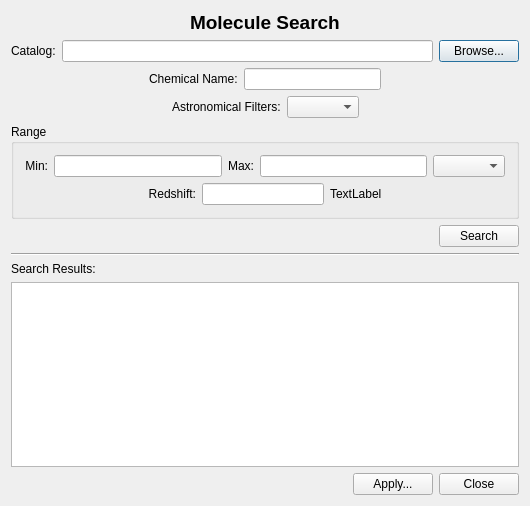
Above: code/display/QtPlotter/SearchMoleculesDialog.ui from radio-astro/casa before the change. Below: the same form after it.
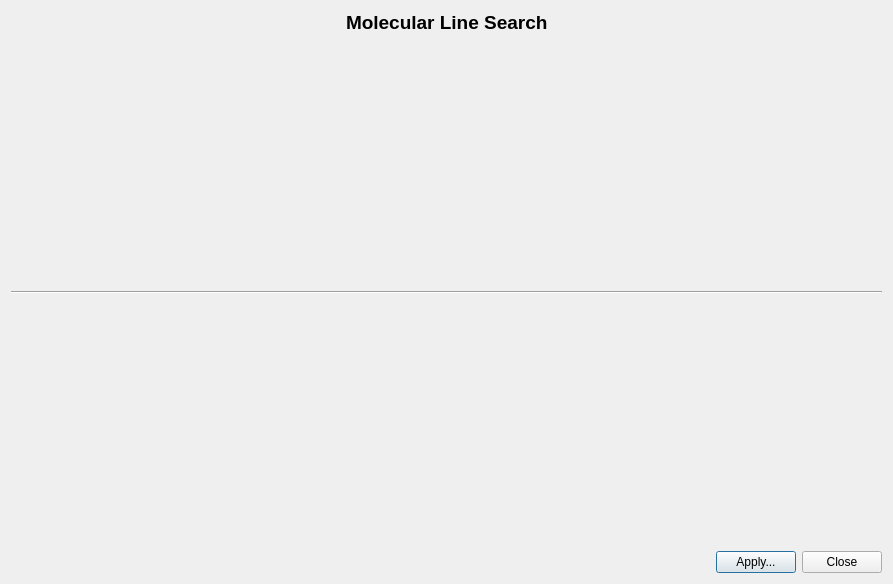
That is the form after the change.

Commit message: Work on molecular line search.

The edit to the form file:
```diff
--- a/code/display/QtPlotter/SearchMoleculesDialog.ui
+++ b/code/display/QtPlotter/SearchMoleculesDialog.ui
@@ -6,14 +6,14 @@
    <rect>
     <x>0</x>
     <y>0</y>
-    <width>530</width>
-    <height>506</height>
+    <width>893</width>
+    <height>584</height>
    </rect>
   </property>
   <property name="windowTitle">
    <string>Search Molecules</string>
   </property>
-  <layout class="QVBoxLayout" name="verticalLayout_2">
+  <layout class="QVBoxLayout" name="verticalLayout">
    <item>
     <layout class="QHBoxLayout" name="horizontalLayout_3">
      <item>
@@ -39,7 +39,7 @@
         </font>
        </property>
        <property name="text">
-        <string>Molecule Search</string>
+        <string>Molecular Line Search</string>
        </property>
       </widget>
      </item>
@@ -59,264 +59,21 @@
     </layout>
    </item>
    <item>
-    <layout class="QHBoxLayout" name="horizontalLayout_5">
-     <item>
-      <widget class="QLabel" name="catalogLabel">
-       <property name="text">
-        <string>&lt;font color='black'&gt;Catalog:&lt;/font&gt;</string>
-       </property>
-      </widget>
-     </item>
-     <item>
-      <widget class="QLineEdit" name="catalogLineEdit">
-       <property name="toolTip">
-        <string>By default the Splatalogue catalog will be searched.
-A user specified database can be searched instead
-(for example, one exported from Splatalogue) if a path
-to a local database is supplied that adheres to the
-same interface as Splatalogue.</string>
-       </property>
-      </widget>
-     </item>
-     <item>
-      <widget class="QPushButton" name="openButton">
-       <property name="toolTip">
-        <string>Specify the location of a local database to search that
-adheres to the same interface as Splatalogue.</string>
-       </property>
-       <property name="text">
-        <string>Browse...</string>
-       </property>
-      </widget>
-     </item>
-    </layout>
-   </item>
-   <item>
-    <layout class="QHBoxLayout" name="horizontalLayout_2">
-     <item>
-      <spacer name="horizontalSpacer">
-       <property name="orientation">
-        <enum>Qt::Horizontal</enum>
-       </property>
-       <property name="sizeHint" stdset="0">
-        <size>
-         <width>40</width>
-         <height>20</height>
-        </size>
-       </property>
-      </spacer>
-     </item>
-     <item>
-      <widget class="QLabel" name="searchLabel">
-       <property name="text">
-        <string>&lt;font color='black'&gt;Chemical Name:&lt;/font&gt;</string>
-       </property>
-      </widget>
-     </item>
-     <item>
-      <widget class="QLineEdit" name="searchLineEdit">
-       <property name="toolTip">
-        <string>Enter an (optional) chemical name for the search
-such as ammonia, carbon monoxide, methane,
-water, etc.</string>
-       </property>
-       <property name="text">
-        <string/>
-       </property>
-      </widget>
-     </item>
-     <item>
-      <spacer name="horizontalSpacer_2">
-       <property name="orientation">
-        <enum>Qt::Horizontal</enum>
-       </property>
-       <property name="sizeHint" stdset="0">
-        <size>
-         <width>40</width>
-         <height>20</height>
-        </size>
-       </property>
-      </spacer>
-     </item>
-    </layout>
-   </item>
-   <item>
-    <layout class="QHBoxLayout" name="horizontalLayout_8">
-     <item>
-      <spacer name="horizontalSpacer_9">
-       <property name="orientation">
-        <enum>Qt::Horizontal</enum>
-       </property>
-       <property name="sizeHint" stdset="0">
-        <size>
-         <width>40</width>
-         <height>20</height>
-        </size>
-       </property>
-      </spacer>
-     </item>
-     <item>
-      <widget class="QLabel" name="label">
-       <property name="text">
-        <string>Astronomical Filters:</string>
-       </property>
-      </widget>
-     </item>
-     <item>
-      <widget class="QComboBox" name="astronomicalFilterComboBox"/>
-     </item>
-     <item>
-      <spacer name="horizontalSpacer_10">
-       <property name="orientation">
-        <enum>Qt::Horizontal</enum>
-       </property>
-       <property name="sizeHint" stdset="0">
-        <size>
-         <width>40</width>
-         <height>20</height>
-        </size>
-       </property>
-      </spacer>
-     </item>
-    </layout>
-   </item>
-   <item>
-    <widget class="QGroupBox" name="rangeGroupBox">
-     <property name="title">
-      <string>Range</string>
+    <widget class="QWidget" name="searchWidgetHolder" native="true">
+     <property name="sizePolicy">
+      <sizepolicy hsizetype="Expanding" vsizetype="Expanding">
+       <horstretch>0</horstretch>
+       <verstretch>0</verstretch>
+      </sizepolicy>
      </property>
-     <layout class="QVBoxLayout" name="verticalLayout">
-      <item>
-       <layout class="QHBoxLayout" name="horizontalLayout">
-        <item>
-         <widget class="QLabel" name="rangeMinLabel">
-          <property name="text">
-           <string>&lt;font color='black'&gt;Min:&lt;/font&gt;</string>
-          </property>
-          <property name="alignment">
-           <set>Qt::AlignRight|Qt::AlignTrailing|Qt::AlignVCenter</set>
-          </property>
-         </widget>
-        </item>
-        <item>
-         <widget class="QLineEdit" name="rangeMinLineEdit">
-          <property name="toolTip">
-           <string>Enter a lower bound for the search range.</string>
-          </property>
-         </widget>
-        </item>
-        <item>
-         <widget class="QLabel" name="maxLabel">
-          <property name="text">
-           <string>&lt;font color='black'&gt;Max:&lt;/font&gt;</string>
-          </property>
-          <property name="alignment">
-           <set>Qt::AlignRight|Qt::AlignTrailing|Qt::AlignVCenter</set>
-          </property>
-         </widget>
-        </item>
-        <item>
-         <widget class="QLineEdit" name="rangeMaxLineEdit">
-          <property name="toolTip">
-           <string>Enter an upper bound for the search range.</string>
-          </property>
-         </widget>
-        </item>
-        <item>
-         <widget class="QComboBox" name="rangeUnitComboBox">
-          <property name="toolTip">
-           <string>Select the units for the search range.</string>
-          </property>
-         </widget>
-        </item>
-       </layout>
-      </item>
-      <item>
-       <layout class="QHBoxLayout" name="horizontalLayout_7">
-        <item>
-         <spacer name="horizontalSpacer_7">
-          <property name="orientation">
-           <enum>Qt::Horizontal</enum>
-          </property>
-          <property name="sizeHint" stdset="0">
-           <size>
-            <width>40</width>
-            <height>20</height>
-           </size>
-          </property>
-         </spacer>
-        </item>
-        <item>
-         <widget class="QLabel" name="redshiftLabel">
-          <property name="text">
-           <string>Redshift:</string>
-          </property>
-          <property name="alignment">
-           <set>Qt::AlignRight|Qt::AlignTrailing|Qt::AlignVCenter</set>
-          </property>
-         </widget>
-        </item>
-        <item>
-         <widget class="QLineEdit" name="redShiftLineEdit">
-          <property name="toolTip">
-           <string>If the redshift of the source is known, it should
-be entered here.  The default redshift is zero.</string>
-          </property>
-         </widget>
-        </item>
-        <item>
-         <widget class="QLabel" name="redShiftUnitLabel">
-          <property name="text">
-           <string>TextLabel</string>
-          </property>
-         </widget>
-        </item>
-        <item>
-         <spacer name="horizontalSpacer_8">
-          <property name="orientation">
-           <enum>Qt::Horizontal</enum>
-          </property>
-          <property name="sizeHint" stdset="0">
-           <size>
-            <width>40</width>
-            <height>20</height>
-           </size>
-          </property>
-         </spacer>
-        </item>
-       </layout>
-      </item>
-     </layout>
+     <property name="minimumSize">
+      <size>
+       <width>680</width>
+       <height>150</height>
+      </size>
+     </property>
     </widget>
    </item>
-   <item>
-    <layout class="QHBoxLayout" name="horizontalLayout_4">
-     <item>
-      <spacer name="horizontalSpacer_5">
-       <property name="orientation">
-        <enum>Qt::Horizontal</enum>
-       </property>
-       <property name="sizeHint" stdset="0">
-        <size>
-         <width>40</width>
-         <height>20</height>
-        </size>
-       </property>
-      </spacer>
-     </item>
-     <item>
-      <widget class="QPushButton" name="searchButton">
-       <property name="toolTip">
-        <string>Perform a catalogue search using the criteria
-specified.</string>
-       </property>
-       <property name="text">
-        <string>Search</string>
-       </property>
-      </widget>
-     </item>
-    </layout>
-   </item>
    <item>
     <widget class="Line" name="line">
      <property name="orientation">
@@ -325,18 +82,56 @@
     </widget>
    </item>
    <item>
-    <widget class="QLabel" name="resultsLabel">
-     <property name="text">
-      <string>&lt;font color='black'&gt;Search Results:&lt;/font&gt;</string>
-     </property>
-    </widget>
-   </item>
-   <item>
-    <widget class="QTableWidget" name="searchResultsTable">
-     <property name="toolTip">
-      <string>Results of the catalogue search.</string>
-     </property>
-    </widget>
+    <layout class="QHBoxLayout" name="horizontalLayout">
+     <item>
+      <spacer name="horizontalSpacer">
+       <property name="orientation">
+        <enum>Qt::Horizontal</enum>
+       </property>
+       <property name="sizeHint" stdset="0">
+        <size>
+         <width>40</width>
+         <height>20</height>
+        </size>
+       </property>
+      </spacer>
+     </item>
+     <item>
+      <widget class="QWidget" name="searchResultsHolder" native="true">
+       <property name="sizePolicy">
+        <sizepolicy hsizetype="Expanding" vsizetype="Expanding">
+         <horstretch>0</horstretch>
+         <verstretch>0</verstretch>
+        </sizepolicy>
+       </property>
+       <property name="minimumSize">
+        <size>
+         <width>615</width>
+         <height>211</height>
+        </size>
+       </property>
+       <property name="maximumSize">
+        <size>
+         <width>615</width>
+         <height>615</height>
+        </size>
+       </property>
+      </widget>
+     </item>
+     <item>
+      <spacer name="horizontalSpacer_2">
+       <property name="orientation">
+        <enum>Qt::Horizontal</enum>
+       </property>
+       <property name="sizeHint" stdset="0">
+        <size>
+         <width>40</width>
+         <height>20</height>
+        </size>
+       </property>
+      </spacer>
+     </item>
+    </layout>
    </item>
    <item>
     <layout class="QHBoxLayout" name="horizontalLayout_6">
```
Left out of the diff: 2 changed lines with no effect on the pictures. The commit also changes 39 other files.
